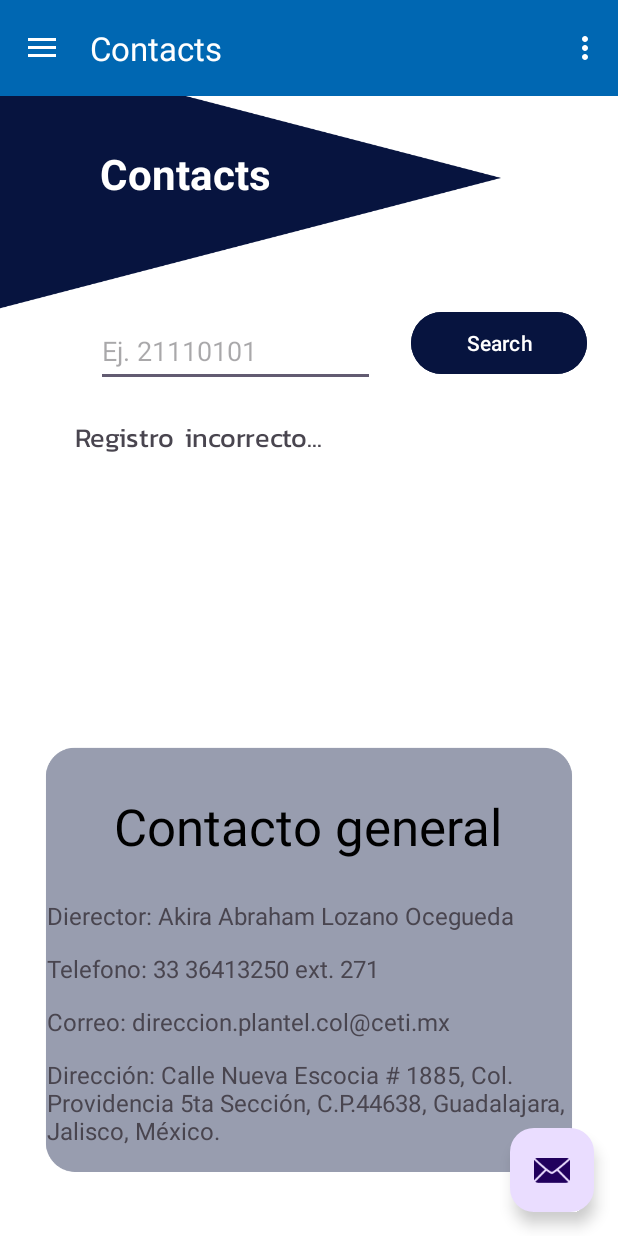
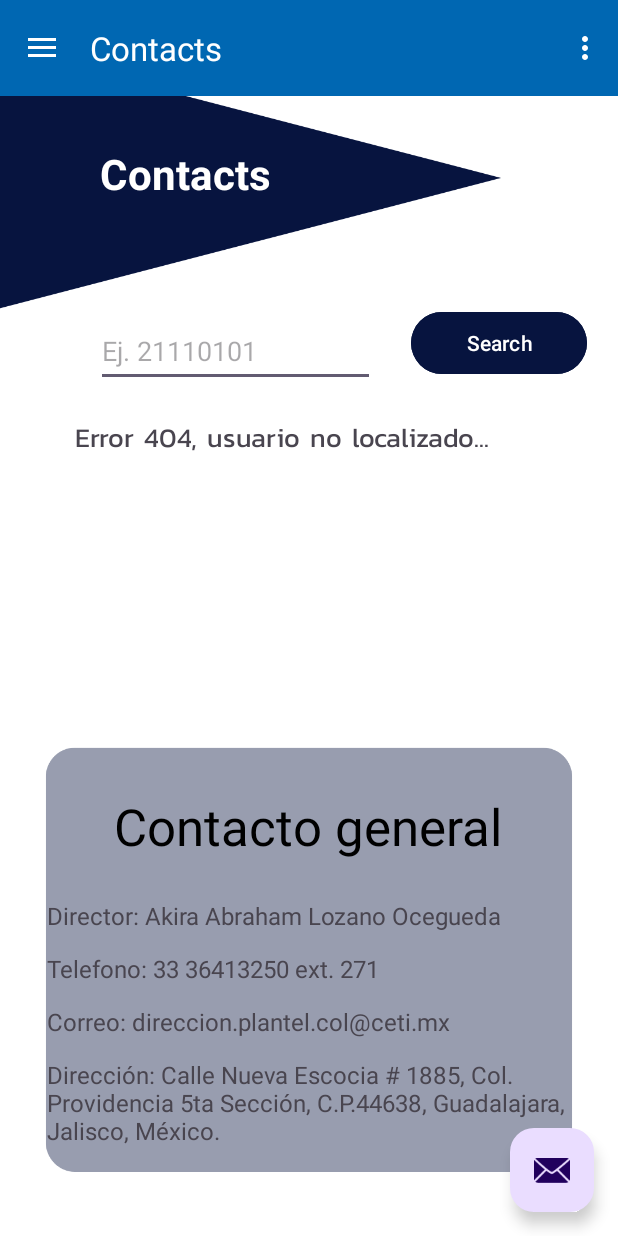
Before and after one commit to xFlameLiq/MobileProject2, an Android app: the fragment_contacts screen opened through its navigation route, after a tap on "Search", on a phone screen of 412 x 824 dp. Run offline under Robolectric (Android 15) with nearby library versions, the phone set to English and light mode, and no system bars; our stand-ins replace navigation-ui.

Commit message:
contacts and register connected with db

```diff
--- a/app/src/main/java/com/example/mobileproject/fragment_contacts.java
+++ b/app/src/main/java/com/example/mobileproject/fragment_contacts.java
@@ -1,5 +1,7 @@
 package com.example.mobileproject;
 
+import android.database.Cursor;
+import android.database.sqlite.SQLiteDatabase;
 import android.os.Bundle;
 
 import androidx.fragment.app.Fragment;
@@ -31,7 +33,7 @@ public class fragment_contacts extends Fragment {
     private SesionUser sesionUser;
     private EditText txtRegistro;
     private Button btnFindStudent;
-    private TextView lbShowInfoStudent;
+    private TextView txtInfoStudent;
 
     public fragment_contacts() {
         // Required empty public constructor
@@ -73,10 +75,10 @@ public class fragment_contacts extends Fragment {
 
         txtRegistro = rootView.findViewById(R.id.txtRegistro);
         btnFindStudent = rootView.findViewById(R.id.btnFindStudent);
-        lbShowInfoStudent = rootView.findViewById(R.id.lbShowInfoStudent);
+        txtInfoStudent = rootView.findViewById(R.id.txtInfoStudent);
         // sesionUser = (SesionUser) getActivity().getIntent().getSerializableExtra("User");
 
-        btnFindStudent.setOnClickListener(new View.OnClickListener() {
+       /* btnFindStudent.setOnClickListener(new View.OnClickListener() {
             @Override
             public void onClick(View view) {
                 sesionUser = (SesionUser) getActivity().getIntent().getSerializableExtra("User");
@@ -90,8 +92,45 @@ public class fragment_contacts extends Fragment {
                     lbShowInfoStudent.setText("Registro incorrecto...");
                 }
             }
+        });*/
+
+
+        btnFindStudent.setOnClickListener(new View.OnClickListener() {
+            @Override
+            public void onClick(View view) {
+                AdminSQLiteOpenHelper initDatabase = new AdminSQLiteOpenHelper(getActivity().getBaseContext(), "database", null, 1);
+                SQLiteDatabase database = initDatabase.getWritableDatabase();
+                String studentReg = txtRegistro.getText().toString();
+                Cursor cursor = database.rawQuery("select * from users where register = '" + studentReg + "'", null);
+                if (cursor.moveToFirst()) {
+                    do {
+                        int id = cursor.getInt(cursor.getColumnIndexOrThrow("id"));
+                        String name = cursor.getString(cursor.getColumnIndexOrThrow("name"));
+                        String surname = cursor.getString(cursor.getColumnIndexOrThrow("surname"));
+                        String email = cursor.getString(cursor.getColumnIndexOrThrow("email"));
+                        String register = cursor.getString(cursor.getColumnIndexOrThrow("register"));
+                        String grade = cursor.getString(cursor.getColumnIndexOrThrow("grade"));
+
+                        String rowData = "Nombre: " + name + "\n" +
+                                "Apellido: " + surname + "\n" +
+                                "Registro: " + register + "\n" +
+                                "Correo: " + email + "\n" +
+                                "Gmail: a" + register + "@ceti.mx \n" +
+                                "Hotmail: A" + register + "@live.ceti.mx \n" +
+                                "Semestre: " + grade + " | AGO-DIC 2023\n";
+                        txtInfoStudent.append(rowData);
+                    } while (cursor.moveToNext());
+                    Toast.makeText(getActivity(), "Usuario encontrado", Toast.LENGTH_SHORT).show();
+                } else {
+                    txtInfoStudent.setText("Error 404, usuario no localizado...");
+                    Toast.makeText(getActivity(), "Usuario no encontrado", Toast.LENGTH_SHORT).show();
+                }
+
+                cursor.close();
+            }
         });
 
         return rootView;
     }
+
 }
--- a/app/src/main/java/com/example/mobileproject/ui/home/HomeFragment.java
+++ b/app/src/main/java/com/example/mobileproject/ui/home/HomeFragment.java
@@ -26,7 +26,7 @@ public class HomeFragment extends Fragment {
     private FragmentHomeBinding binding;
     private TextView txtDatos, txtBienvenida;
     private SharedPreferences sp;
-    private String name;
+    private String name, surname, email, pass, register, grade;
 
     @SuppressLint("ResourceType")
     public View onCreateView(@NonNull LayoutInflater inflater,
@@ -40,12 +40,16 @@ public class HomeFragment extends Fragment {
         View root = binding.getRoot();
         sp = requireActivity().getSharedPreferences("sesion", Context.MODE_PRIVATE);
         name = sp.getString("name", "");
+        surname = sp.getString("surname", "");
+        email = sp.getString("email", "");
+        register = sp.getString("register", "");
+        grade = sp.getString("grade", "");
 
         txtBienvenida = binding.txtBienvenida;
         txtDatos = binding.txtDatos;
 
         txtDatos.setText("");
-        txtBienvenida.setText("Bienvenido " + "prueba" + " " + "prueba");
+        txtBienvenida.setText("Bienvenido " + name + " " + surname);
 
         TableLayout tableLayout = root.findViewById(R.id.tableLayout);
 
@@ -83,12 +87,12 @@ public class HomeFragment extends Fragment {
                     break;
 
                 case 1:
-                    data1 = createTableCell("Apellido: " , false);
+                    data1 = createTableCell("Apellido: " + surname, false);
                     dataRow.addView(data1);
                     break;
 
                 case 2:
-                    data1 = createTableCell("ID: " , false);
+                    data1 = createTableCell("ID: " + register, false);
                     dataRow.addView(data1);
                     break;
             }
@@ -98,17 +102,17 @@ public class HomeFragment extends Fragment {
             switch (i) {
 
                 case 0:
-                    data2 = createTableCell("Personal: ", false);
+                    data2 = createTableCell("Personal: " + email, false);
                     dataRow.addView(data2);
                     break;
 
                 case 1:
-                    data2 = createTableCell("Gmail: a" + "@ceti.mx", false);
+                    data2 = createTableCell("Gmail: a" +register+ "@ceti.mx", false);
                     dataRow.addView(data2);
                     break;
 
                 case 2:
-                    data2 = createTableCell("Hotmail: A" + "@live.ceti.mx", false);
+                    data2 = createTableCell("Hotmail: A" +register+ "@live.ceti.mx", false);
                     dataRow.addView(data2);
                     break;
             }
@@ -118,12 +122,12 @@ public class HomeFragment extends Fragment {
             switch (i) {
 
                 case 0:
-                    data3 = createTableCell("Grado: ", false);
+                    data3 = createTableCell("Grado: " + grade, false);
                     dataRow.addView(data3);
                     break;
 
                 case 1:
-                    data3 = createTableCell("Ciclo:", false);
+                    data3 = createTableCell("Ciclo: " + "2023-B", false);
                     dataRow.addView(data3);
                     break;
 
--- a/app/src/main/res/layout/fragment_contacts.xml
+++ b/app/src/main/res/layout/fragment_contacts.xml
@@ -38,14 +38,14 @@
             app:layout_constraintEnd_toEndOf="parent"
             app:layout_constraintHorizontal_bias="0.496"
             app:layout_constraintStart_toStartOf="parent"
-            app:layout_constraintTop_toBottomOf="@+id/lbShowInfoStudent" />
+            app:layout_constraintTop_toBottomOf="@+id/txtInfoStudent" />
 
         <TextView
             android:id="@+id/textView10"
             android:layout_width="349dp"
             android:layout_height="35dp"
             android:layout_marginTop="26dp"
-            android:text="Dierector: Akira Abraham Lozano Ocegueda"
+            android:text="Director: Akira Abraham Lozano Ocegueda"
             android:textSize="16sp"
             app:layout_constraintEnd_toEndOf="parent"
             app:layout_constraintStart_toStartOf="parent"
@@ -105,7 +105,7 @@
             app:layout_constraintTop_toBottomOf="@+id/txtTitleSubject2" />
 
         <TextView
-            android:id="@+id/lbShowInfoStudent"
+            android:id="@+id/txtInfoStudent"
             android:layout_width="311dp"
             android:layout_height="210dp"
             android:layout_marginTop="20dp"
```
Also changed, not shown: app/src/main/java/com/example/mobileproject/RegisterActivity.java (+16 -11 lines).
